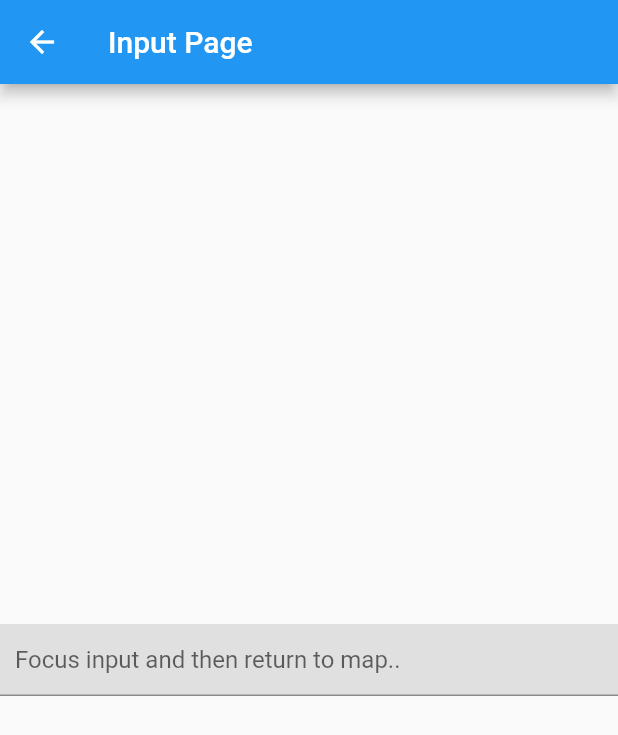
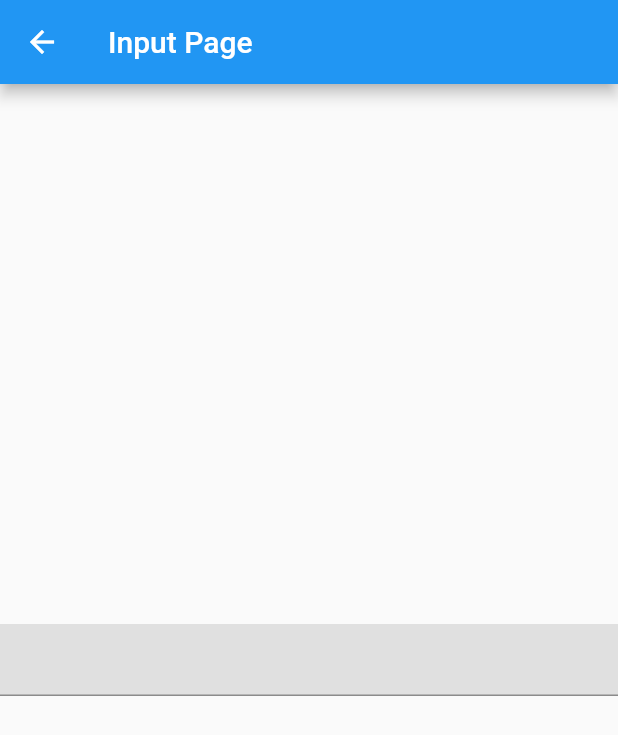
Before and after one commit to Aidamir/flutter_gmap_corruption, a Flutter app: the InputPage screen opened directly, on a phone screen of 412 x 824 dp. Shown: the top 735 px of the screen. Run offline on Flutter 3.47's test engine with Material 2 defaults, Android fonts, the phone set to English and light mode, and no system bars; our stand-ins replace google_maps_flutter.

Commit message:
remove extra code

```diff
--- a/lib/input_page.dart
+++ b/lib/input_page.dart
@@ -18,15 +18,8 @@ class _InputPageState extends State<InputPage> {
           child: Container(
             color: Colors.grey[300],
             child: const TextField(
-              decoration: InputDecoration(
-                contentPadding: EdgeInsets.symmetric(horizontal: 10),
-                hintText: "Focus input and then return to map..",
-                focusedBorder: UnderlineInputBorder(
-                  borderSide: BorderSide(
-                    color: Colors.black26,
-                  ),
-                ),
-              ),
+//   Enable autofocus to see corrupted map every time.
+//              autofocus: true,
             ),
           ),
         ));
--- a/lib/main.dart
+++ b/lib/main.dart
@@ -80,8 +80,7 @@ class _MyHomePageState extends State<MyHomePage> {
       )),
       floatingActionButton: FloatingActionButton(
         onPressed: _moveToInputPage,
-        tooltip: 'Increment',
-        child: const Icon(Icons.add),
+        child: const Icon(Icons.arrow_forward),
       ), // This trailing comma makes auto-formatting nicer for build methods.
     );
   }
```
Also changed, not shown: 2 other files.
